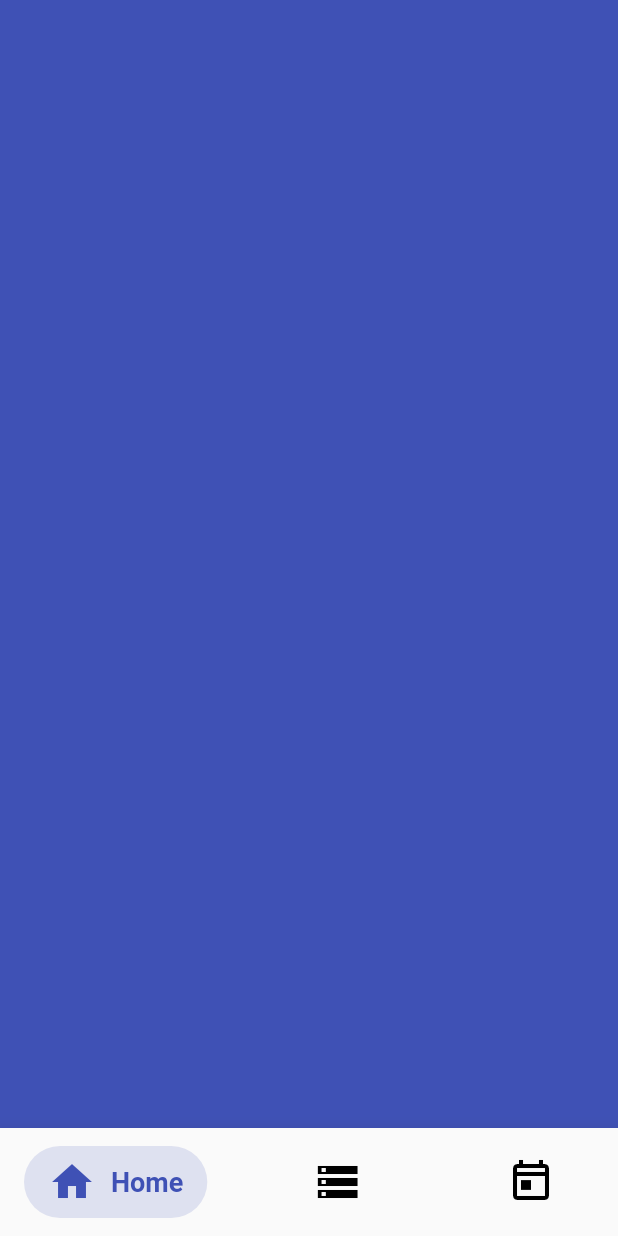
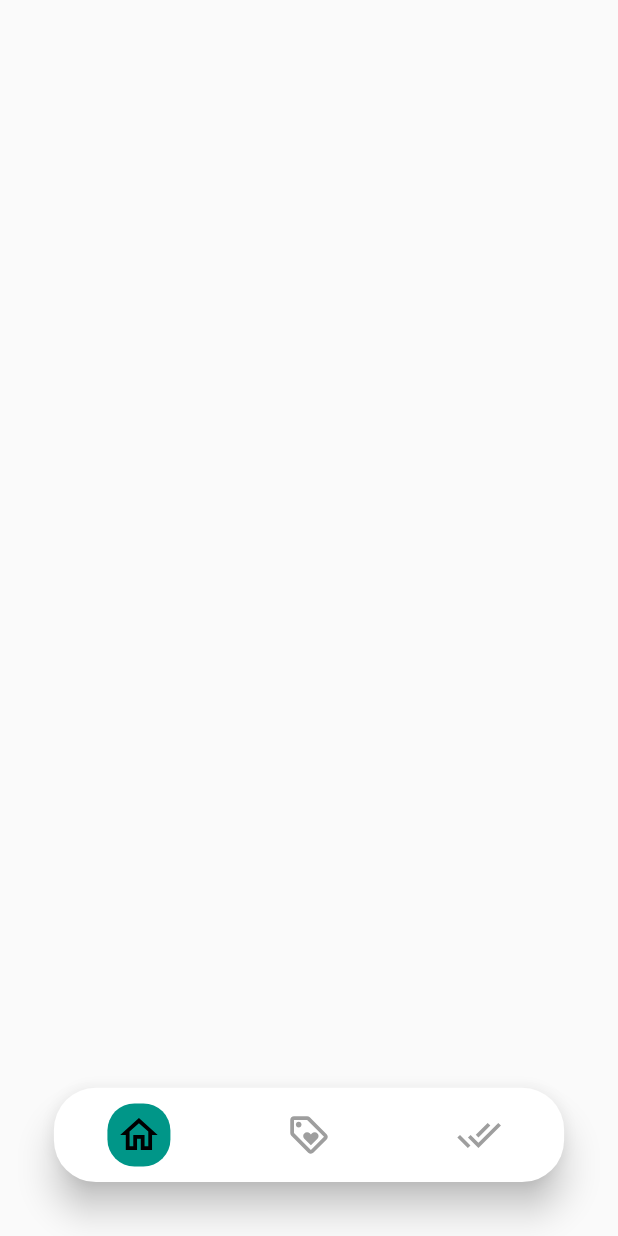
Before and after one commit to kalifun/lokalny, a Flutter app: the screen it shows after launch, on a phone screen of 412 x 824 dp. Run offline on Flutter 3.47's test engine with Material 2 defaults, Android fonts, the light colour scheme and no system bars; our stand-ins replace flutter_screenutil, flutter_svg.

Commit message:
:recycle:  hover bottom navigation bar
hover bottom navigation bar

```diff
--- a/lib/common/values/navigation_items.dart
+++ b/lib/common/values/navigation_items.dart
@@ -2,15 +2,13 @@ import 'package:flutter/material.dart';
 
 class NavigationItem {
   String title;
-  IconData iconData;
+  String iconData;
 
-  NavigationItem({required this.title,required this.iconData});
+  NavigationItem({required this.title, required this.iconData});
 }
 
-
-var NavigationItems = <NavigationItem>[
-  NavigationItem(
-    title: "Home",
-    iconData: iconData
-  )
-]
+var navigationItems = <NavigationItem>[
+  NavigationItem(title: "Home", iconData: "assets/home.svg"),
+  NavigationItem(title: "Drawers", iconData: "assets/storage.svg"),
+  NavigationItem(title: "Todo", iconData: "assets/todo.svg")
+];
--- a/lib/common/widgets/animated_bottom_bar.dart
+++ b/lib/common/widgets/animated_bottom_bar.dart
@@ -1,95 +1,79 @@
 import 'package:flutter/cupertino.dart';
 import 'package:flutter/material.dart';
+import 'package:flutter_svg/flutter_svg.dart';
+import 'package:lokalny/common/screen/screen.dart';
+import 'package:lokalny/common/values/navigation_items.dart';
 
-class MainProgramNavigationBar extends StatefulWidget {
-  final List<MainItem> mainItems;
-  final Duration animationDuration;
-  final Function onBarTap;
-  MainProgramNavigationBar(
-      {Key? key,
-      required this.mainItems,
-      this.animationDuration = const Duration(milliseconds: 500),
-      required this.onBarTap})
-      : super(key: key);
+// hover bottom bar
+class HoverBottomBar extends StatefulWidget {
+  HoverBottomBar({Key? key}) : super(key: key);
 
   @override
-  _MainProgramNavigationBarState createState() =>
-      _MainProgramNavigationBarState();
+  _HoverBottomBarState createState() => _HoverBottomBarState();
 }
 
-class _MainProgramNavigationBarState extends State<MainProgramNavigationBar> {
-  int selectedBarIndex = 0;
+class _HoverBottomBarState extends State<HoverBottomBar> {
+  int _currentIndex = 0;
   @override
   Widget build(BuildContext context) {
-    return Material(
+    return Positioned(
+      height: doSetHeight(56),
+      bottom: doSetHeight(32),
+      left: doSetWidth(32),
+      right: doSetWidth(32),
+      child: Material(
+        color: Colors.white,
         elevation: 10.0,
-      child: Padding(
-        padding: const EdgeInsets.only(
-            bottom: 12.0, top: 12.0, left: 16.0, right: 16.0),
+        shape: RoundedRectangleBorder(borderRadius: BorderRadius.circular(28)),
         child: Row(
-          mainAxisSize: MainAxisSize.max,
-          mainAxisAlignment: MainAxisAlignment.spaceBetween,
-          children: _buildMainItems(),
+          mainAxisAlignment: MainAxisAlignment.spaceAround,
+          children: _barItems(),
         ),
       ),
     );
   }
 
-  List<Widget> _buildMainItems() {
-    List<Widget> _mainItems = [];
-    for (int i = 0; i < widget.mainItems.length; i++) {
-      MainItem item = widget.mainItems[i];
-      bool isSelected = selectedBarIndex == i;
-      _mainItems.add(InkWell(
+  List<Widget> _barItems() {
+    List<Widget> _items = [];
+    for (int i = 0; i < navigationItems.length; i++) {
+      bool isSelected = _currentIndex == i;
+      _items.add(
+        InkWell(
           splashColor: Colors.transparent,
           onTap: () {
             setState(() {
-            selectedBarIndex = i;
-            widget.onBarTap(selectedBarIndex);
+              _currentIndex = i;
             });
           },
           child: AnimatedContainer(
-          padding: const EdgeInsets.symmetric(horizontal: 16.0, vertical: 8.0),
-          duration: widget.animationDuration,
+            // width: doSetWidth(36),
+            // height: doSetHeight(36),
+            duration: const Duration(
+              milliseconds: 300,
+            ),
             decoration: BoxDecoration(
-            color:
-                isSelected ? item.color.withOpacity(0.15) : Colors.transparent,
-            borderRadius: const BorderRadius.all(Radius.circular(30)),
-          ),
+                color: isSelected ? Colors.teal : Colors.transparent,
+                borderRadius: BorderRadius.circular(18)),
+            // child: SvgPicture.asset(
+            //   navigationItems[i].iconData,
+            //   color: isSelected ? Colors.black : Colors.grey,
+            // ),
             child: Row(
               children: <Widget>[
-              Icon(
-                item.iconData,
-                color: isSelected ? item.color : Colors.black,
-                size: 32,
+                AnimatedSize(
+                  duration: const Duration(milliseconds: 150),
+                  curve: Curves.easeInOut,
+                  child: SvgPicture.asset(
+                    navigationItems[i].iconData,
+                    color: isSelected ? Colors.black : Colors.grey,
                   ),
-              const SizedBox(
-                width: 10.0,
                 ),
-              AnimatedSize(
-                duration: widget.animationDuration,
-                curve: Curves.easeInOut,
-                child: Text(
-                  isSelected ? item.title : "",
-                  style: TextStyle(
-                      color: item.color,
-                      fontWeight: FontWeight.w600,
-                      fontSize: 18.0),
-                ),
-              )
               ],
             ),
           ),
-      ));
+        ),
+      );
     }
-    return _mainItems;
+    return _items;
   }
 }
-
-class MainItem {
-  String title;
-  IconData iconData;
-  Color color;
-
-  MainItem({required this.title, required this.iconData, required this.color});
-}
--- a/lib/main.dart
+++ b/lib/main.dart
@@ -1,15 +1,17 @@
 import 'package:flutter/material.dart';
 import 'package:lokalny/common/screen/screen.dart';
-import 'package:lokalny/pages/home/home_page.dart';
 import 'package:flutter/services.dart';
 import 'dart:io';
+
+import 'package:lokalny/pages/index/index_page.dart';
 
 void main() {
   runApp(const MyApp());
   if (Platform.isAndroid) {
     // 设置状态栏背景及颜色
-    SystemUiOverlayStyle systemUiOverlayStyle =
-        SystemUiOverlayStyle(statusBarColor: Colors.transparent);
+    SystemUiOverlayStyle systemUiOverlayStyle = SystemUiOverlayStyle(
+        statusBarColor: Colors.transparent,
+        statusBarIconBrightness: Brightness.light);
     SystemChrome.setSystemUIOverlayStyle(systemUiOverlayStyle);
     // SystemChrome.setEnabledSystemUIOverlays([]); //隐藏状态栏
   }
@@ -18,12 +20,22 @@
 class MyApp extends StatelessWidget {
   const MyApp({Key? key}) : super(key: key);
 
+  @override
+  void initState() {
+    SystemChrome.setSystemUIOverlayStyle(
+        SystemUiOverlayStyle(statusBarColor: Colors.yellow));
+  }
+
   // This widget is the root of your application.
   @override
   Widget build(BuildContext context) {
     return MaterialApp(
       title: 'Lokalny',
-      home: HomePage(),
+      home: IndexPage(),
+      theme: ThemeData(
+          backgroundColor: Colors.yellow,
+          primaryColor: const Color.fromRGBO(142, 151, 253, 1.0)),
+      // primaryColor: Colors.yellow),
       showSemanticsDebugger: false,
     );
   }
--- a/lib/pages/home/home_page.dart
+++ /dev/null
@@ -1,50 +0,0 @@
-import 'package:flutter/material.dart';
-import 'package:flutter/rendering.dart';
-import 'package:flutter_screenutil/flutter_screenutil.dart';
-import 'package:lokalny/common/screen/screen.dart';
-import 'package:lokalny/common/widgets/animated_bottom_bar.dart';
-
-class HomePage extends StatefulWidget {
-  HomePage({Key? key}) : super(key: key);
-
-  final List<MainItem> mainItems = [
-    MainItem(title: "Home", iconData: Icons.home, color: Colors.indigo),
-    MainItem(
-        title: "Storage", iconData: Icons.storage, color: Colors.pinkAccent),
-    MainItem(title: "Todo", iconData: Icons.today_outlined, color: Colors.teal)
-  ];
-
-  @override
-  _HomePageState createState() => _HomePageState();
-}
-
-class _HomePageState extends State<HomePage> {
-  int selectedItemIndex = 0;
-
-  @override
-  Widget build(BuildContext context) {
-    ScreenUtil.init(
-      BoxConstraints(
-        maxHeight: MediaQuery.of(context).size.height,
-        maxWidth: MediaQuery.of(context).size.width,
-      ),
-      designSize: const Size(375, 734),
-    );
-    return Scaffold(
-      backgroundColor: Colors.white,
-      body: AnimatedContainer(
-        duration: const Duration(milliseconds: 300),
-        color: widget.mainItems[selectedItemIndex].color,
-      ),
-      bottomNavigationBar: MainProgramNavigationBar(
-        mainItems: widget.mainItems,
-        animationDuration: const Duration(milliseconds: 150),
-        onBarTap: (index) {
-          setState(() {
-            selectedItemIndex = index;
-          });
-        },
-      ),
-    );
-  }
-}
--- a/lib/pages/index/index_page.dart
+++ b/lib/pages/index/index_page.dart
@@ -1,4 +1,10 @@
 import 'package:flutter/material.dart';
+import 'package:flutter/services.dart';
+import 'package:flutter_screenutil/flutter_screenutil.dart';
+import 'package:flutter_svg/flutter_svg.dart';
+import 'package:lokalny/common/screen/screen.dart';
+import 'package:lokalny/common/values/navigation_items.dart';
+import 'package:lokalny/common/widgets/animated_bottom_bar.dart';
 
 class IndexPage extends StatefulWidget {
   IndexPage({Key? key}) : super(key: key);
@@ -8,8 +14,25 @@ class IndexPage extends StatefulWidget {
 }
 
 class _IndexPageState extends State<IndexPage> {
+  int selectedItemIndex = 0;
+
   @override
   Widget build(BuildContext context) {
-    return Container();
+    ScreenUtil.init(
+      BoxConstraints(
+        maxHeight: MediaQuery.of(context).size.height,
+        maxWidth: MediaQuery.of(context).size.width,
+      ),
+      designSize: const Size(375, 734),
+    );
+    return AnnotatedRegion<SystemUiOverlayStyle>(
+      value: SystemUiOverlayStyle.dark,
+      child: Material(
+          child: Scaffold(
+        body: Stack(
+          children: [HoverBottomBar()],
+        ),
+      )),
+    );
   }
 }
```
Also changed, not shown: pubspec.yaml (+5 -3 lines), pubspec.lock. Lines whose indentation alone changed are shown as unchanged.
